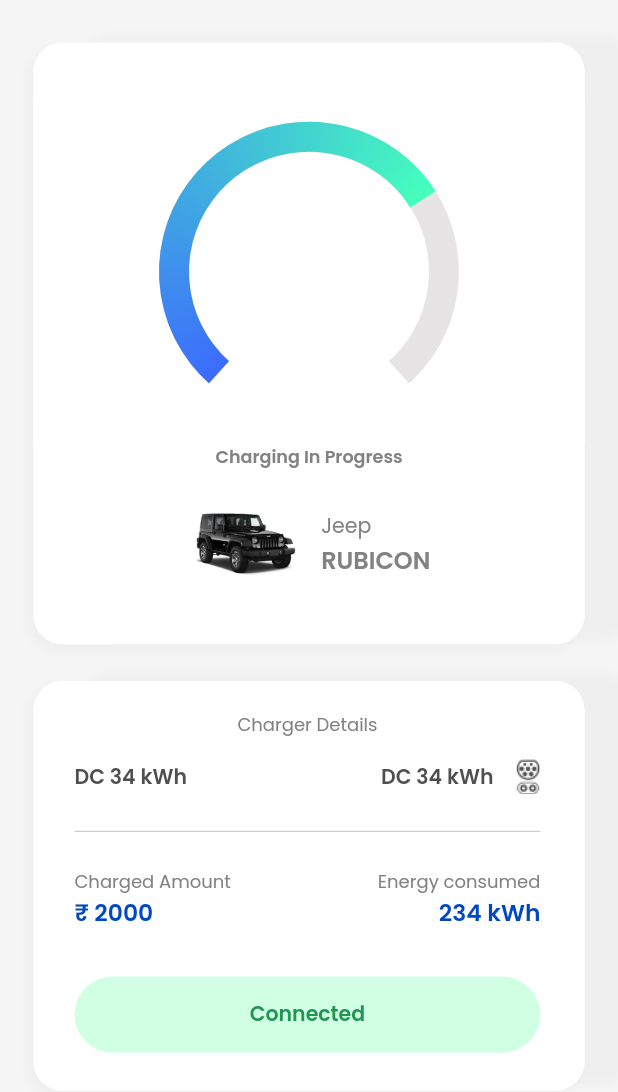
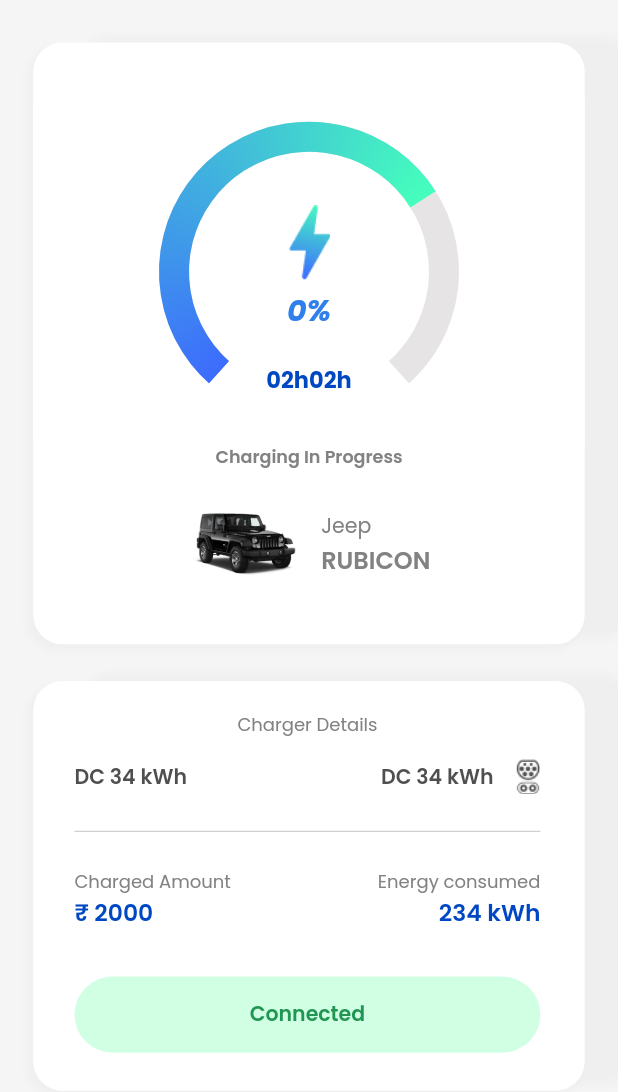
Before and after one commit to XyvinTech/OXIUM_APP, a Flutter app: the screen it shows after launch, after a tap on "Connecting", on a phone screen of 412 x 824 dp. Shown: the top 1092 px of the screen. Run offline on Flutter 3.47's test engine with Material 2 defaults, Android fonts, the light colour scheme and no system bars; drawn by our look-alikes of auto_size_text; our stand-ins replace animated_bottom_navigation_bar, cached_network_image, carousel_slider, country_picker, device_info_plus, expandable and 13 more; missing offline and left inert: flutter_polyline_points, google_directions_api, google_place, linear_progress_bar, qr_code_scanner, razorpay_flutter; network calls fail; project files that could hold a hidden picture were left out.

Commit message:
added logo

```diff
--- a/lib/View/Homepage/charging_screen.dart
+++ b/lib/View/Homepage/charging_screen.dart
@@ -2,9 +2,11 @@
 import 'package:flutter/material.dart';
 import 'package:flutter_screenutil/flutter_screenutil.dart';
 import 'package:freelancer_app/Controller/charging_screen_controller.dart';
+import 'package:freelancer_app/Utils/toastUtils.dart';
 import 'package:freelancer_app/View/Homepage/ChargningAnimations/gradiant_circular_progressbar.dart';
 import 'package:freelancer_app/View/Homepage/ChargningAnimations/lottie_loading_animation.dart';
 import 'package:freelancer_app/View/Widgets/apptext.dart';
+import 'package:freelancer_app/View/Widgets/customText.dart';
 import 'package:freelancer_app/constants.dart';
 import 'package:get/get.dart';
 
@@ -46,7 +48,10 @@
                             crossAxisAlignment: CrossAxisAlignment.center,
                             children: [
                               Flexible(
-                                  child: Container(
+                                  child: Stack(
+                                alignment: Alignment.center,
+                                children: [
+                                  Container(
                                       width: double.infinity,
                                       color: Colors.white,
                                       child: Obx(
@@ -54,7 +59,48 @@
                                                 .chargingStatus.value.isEmpty
                                             ? GradientIndicator()
                                             : PercentageIndicator(progress: .7),
-                                      ))),
+                                      )),
+                                  Container(
+                                      // color: Colors.amber,
+                                      child: Column(
+                                    mainAxisSize: MainAxisSize.min,
+                                    children: [
+                                      height(40.h),
+                                      Image.asset(
+                                        'assets/images/bolt.png',
+                                        height: 50,
+                                      ),
+                                      height(5.h),
+                                      CustomText(
+                                        text:
+                                            '${controller.status_model.value.SOC}%',
+                                        isItalic: true,
+                                        fontWeight: FontWeight.w700,
+                                        size: 20,
+                                        color: Color(0xff2F80ED),
+                                      ),
+                                      height(20.h),
+                                      Row(
+                                        mainAxisSize: MainAxisSize.min,
+                                        children: [
+                                          CustomText(
+                                            text: '02h',
+                                            fontWeight: FontWeight.bold,
+                                            size: 15,
+                                            color: Color(0xff0047C2),
+                                          ),
+                                          CustomText(
+                                            text: '02h',
+                                            fontWeight: FontWeight.bold,
+                                            size: 15,
+                                            color: Color(0xff0047C2),
+                                          ),
+                                        ],
+                                      )
+                                    ],
+                                  ))
+                                ],
+                              )),
                               if (controller.chargingStatus.value ==
                                       "connected" ||
                                   controller.chargingStatus.value == "progress")
--- a/lib/View/Widgets/customText.dart
+++ b/lib/View/Widgets/customText.dart
@@ -13,9 +13,11 @@
   double minFontSize = 8,
   bool? isRoboto,
   bool? isUnderScore,
+  bool isItalic = false,
 }) {
   TextStyle style = isRoboto == null || !isRoboto
       ? TextStyle(
+          fontStyle: isItalic ? FontStyle.italic : null,
           fontSize: size ?? 16,
           color: color ?? Colors.black,
           fontWeight: fontWeight ?? FontWeight.normal,
```
Also changed, not shown: assets/images/bolt.png (added), assets/svg/bolt.svg (added).
